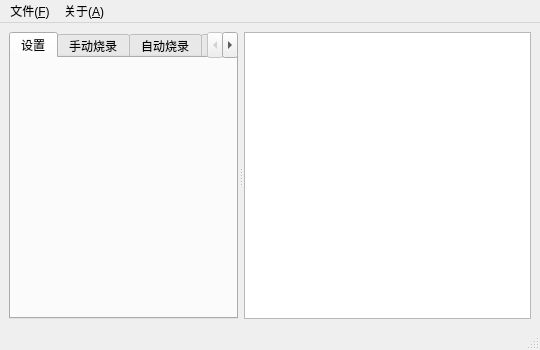
Old version of the form gui/src/MainWindow.ui in the repository kendryte/BurningTool.
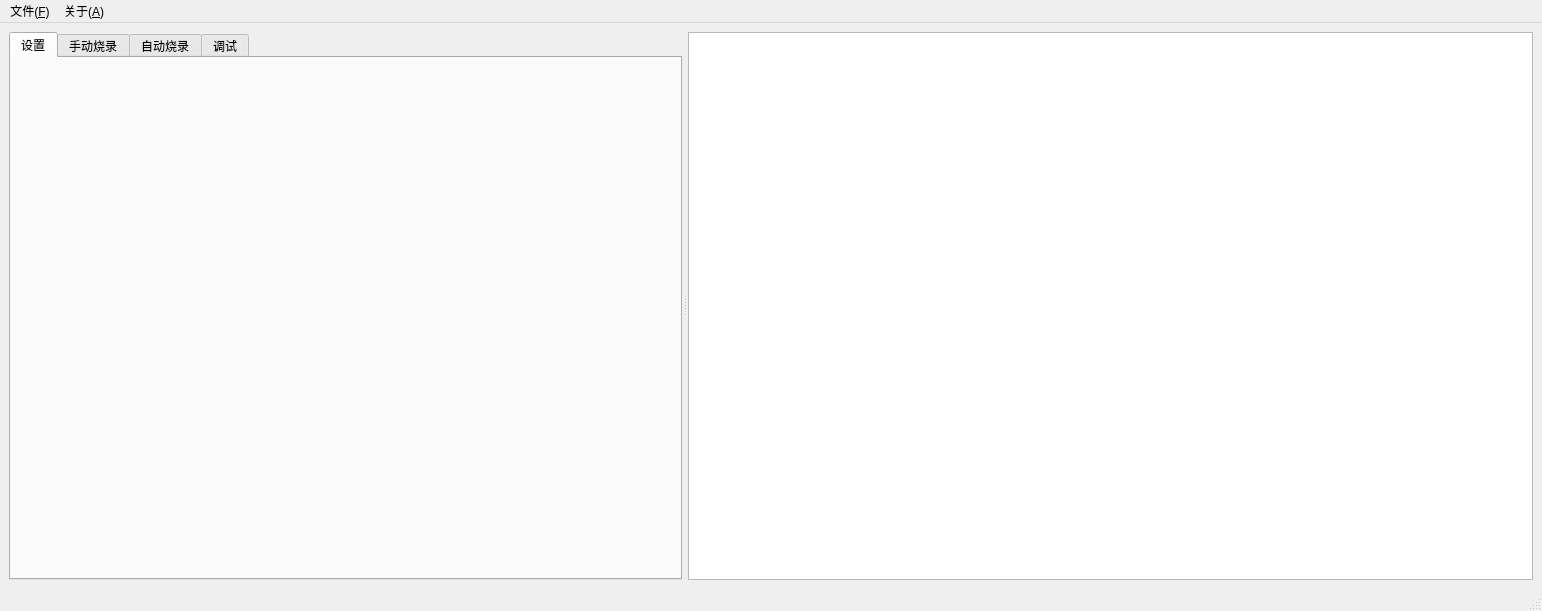
New version of the form. The open tabs and pages were chosen to show the change. Custom widgets are drawn as their Qt base class.

Diff of the .ui file:
```diff
--- a/gui/src/MainWindow.ui
+++ b/gui/src/MainWindow.ui
@@ -6,8 +6,8 @@
    <rect>
     <x>0</x>
     <y>0</y>
-    <width>540</width>
-    <height>350</height>
+    <width>1542</width>
+    <height>611</height>
    </rect>
   </property>
   <property name="minimumSize">
@@ -129,8 +129,8 @@
     <rect>
      <x>0</x>
      <y>0</y>
-     <width>540</width>
-     <height>17</height>
+     <width>1542</width>
+     <height>21</height>
     </rect>
    </property>
    <widget class="QMenu" name="menuF_ile">
```
Left out of the diff: 2 changed lines with no effect on the pictures.
